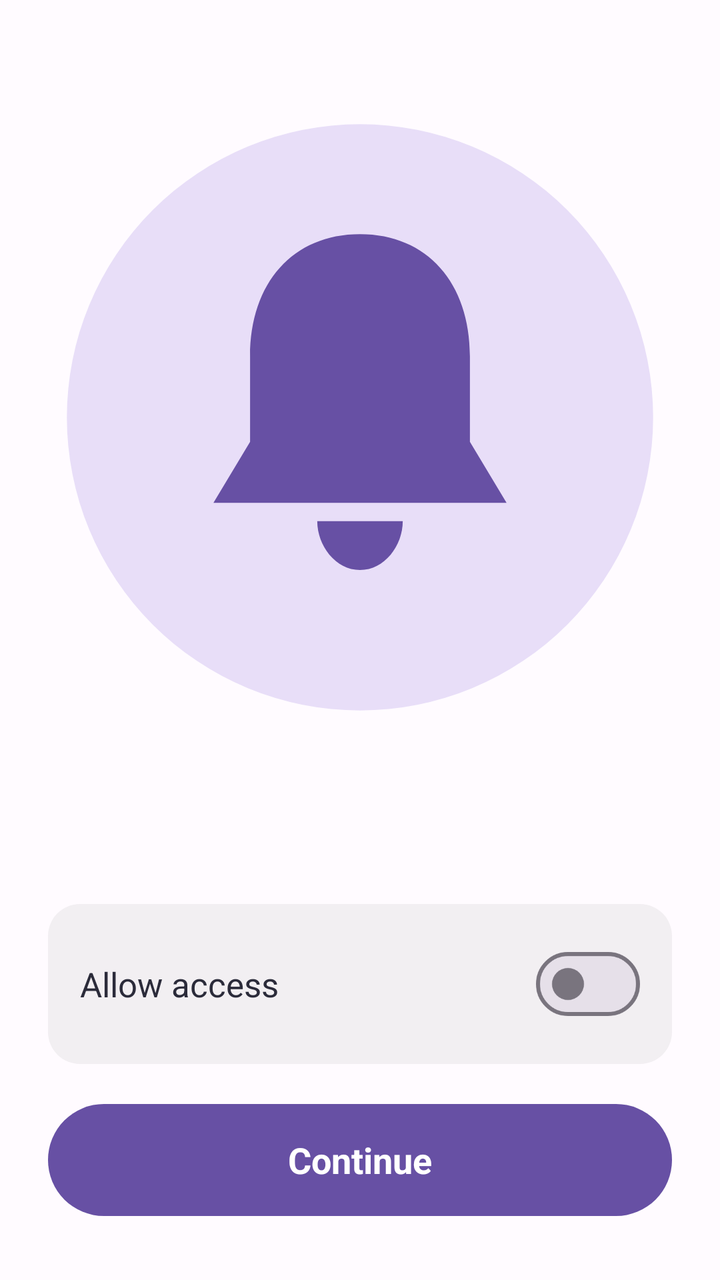
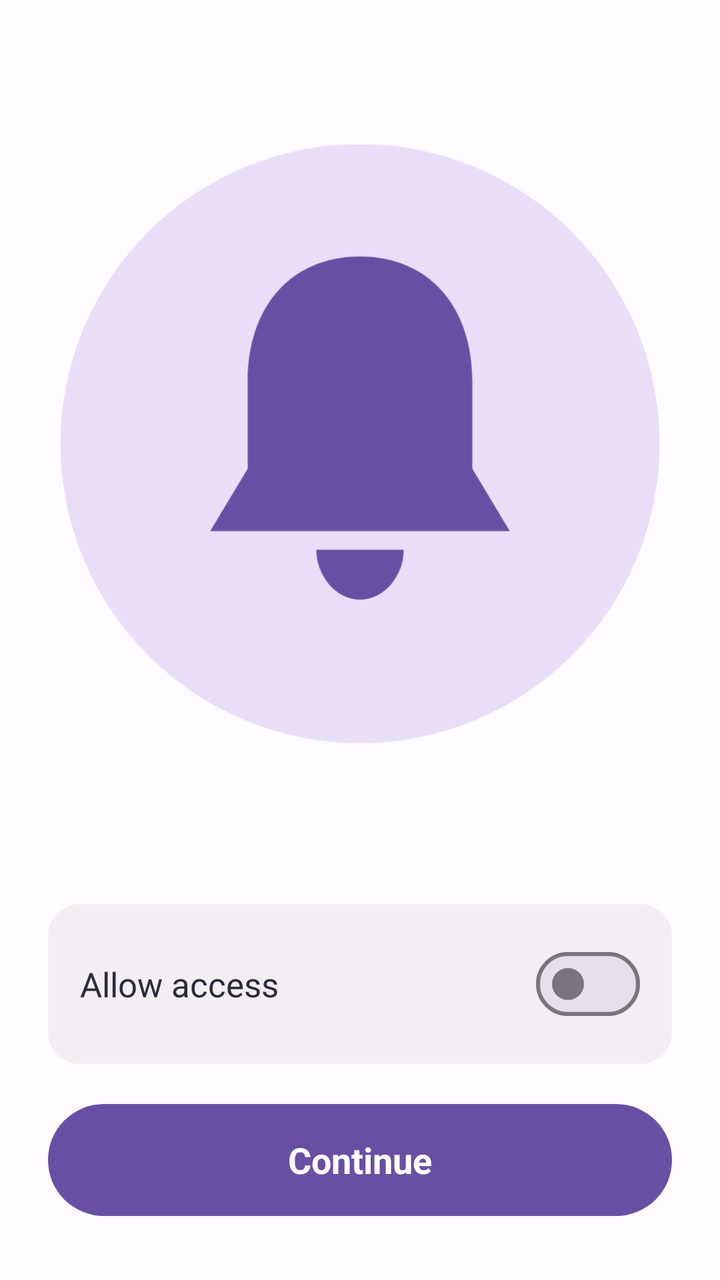

Two renders of the same Android screen: before a commit and after it. Below are the layout's source before the change and the commit's diff.
<!-- AndroidManifest.xml: application theme Theme.DepthWallpaper -->
<!-- res/layout/activity_permission.xml -->
<?xml version="1.0" encoding="utf-8"?>
<LinearLayout
    xmlns:android="http://schemas.android.com/apk/res/android"
        android:layout_width="match_parent"
        android:layout_height="match_parent"
        android:background="#FFFBFF"
        android:gravity="center_horizontal"
        android:orientation="vertical"
        >

        <include
        android:id="@+id/actionBar"
        layout="@layout/layout_actionbar"
        android:layout_width="match_parent"
        android:layout_height="wrap_content" />

        <ImageView
            android:layout_width="match_parent"
            android:layout_marginHorizontal="@dimen/dimension_24"
            android:layout_height="0dp"
            android:layout_marginVertical="@dimen/dimension_16"
            android:layout_weight="1"
            android:contentDescription="@null"
            android:src="@drawable/ic_permission" />

        <TextView
            android:id="@+id/permTitle"
            android:layout_width="match_parent"
            android:layout_marginHorizontal="@dimen/dimension_24"
            android:layout_height="wrap_content"
            android:gravity="center"
            android:textColor="#2B2B3A"
            android:textSize="@dimen/text_size_18"
            android:textStyle="bold" />

        <TextView
            android:id="@+id/permDesc"
            android:layout_width="match_parent"
            android:layout_marginHorizontal="@dimen/dimension_24"
            android:layout_height="wrap_content"
            android:layout_marginTop="@dimen/dimension_6"
            android:gravity="center"
            android:textColor="#5C5C6B"
            android:textSize="@dimen/text_size_15" />

        <LinearLayout
            android:id="@+id/rowPermission"
            android:layout_width="match_parent"
            android:layout_marginHorizontal="@dimen/dimension_24"
            android:layout_height="wrap_content"
            android:layout_marginTop="@dimen/dimension_24"
            android:background="@drawable/bg_card"
            android:gravity="center_vertical"
            android:orientation="horizontal"
            android:padding="@dimen/dimension_16">

            <TextView
                android:layout_width="0dp"
                android:layout_height="wrap_content"
                android:layout_weight="1"
                android:text="@string/permission_allow"
                android:textColor="#2B2B3A"
                android:textSize="@dimen/text_size_17" />

            <com.google.android.material.materialswitch.MaterialSwitch
                android:id="@+id/permSwitch"
                android:layout_width="wrap_content"
                android:layout_height="wrap_content"
                android:clickable="false" />
        </LinearLayout>

        <TextView
            android:id="@+id/btnContinue"
            android:layout_width="match_parent"
            android:layout_marginHorizontal="@dimen/dimension_24"
            android:layout_height="@dimen/dimension_56"
            android:layout_marginTop="@dimen/dimension_20"
            android:layout_marginBottom="@dimen/dimension_32"
            android:background="@drawable/bg_button"
            android:gravity="center"
            android:text="@string/continue_text"
            android:textColor="#FFFFFF"
            android:textSize="@dimen/text_size_18"
            android:textStyle="bold" />
    </LinearLayout>
<!-- res/layout/layout_actionbar.xml (included above) -->
<?xml version="1.0" encoding="utf-8"?>
<FrameLayout
    xmlns:android="http://schemas.android.com/apk/res/android"
    android:layout_width="match_parent"
    android:layout_marginTop="@dimen/dimension_20"
    android:layout_height="@dimen/dimension_65"
    android:paddingHorizontal="@dimen/dimension_16">

    <ImageView
        android:id="@+id/btnActionBarLeft"
        android:layout_width="@dimen/dimension_40"
        android:layout_height="@dimen/dimension_40"
        android:layout_gravity="center_vertical|start"
        android:background="?attr/selectableItemBackgroundBorderless"
        android:contentDescription="@null"
        android:padding="@dimen/dimension_8"
        android:src="@drawable/ic_back"
        android:visibility="invisible" />

    <TextView
        android:id="@+id/tvStart"
        android:layout_width="match_parent"
        android:layout_height="wrap_content"
        android:layout_gravity="center_vertical|start"
        android:layout_marginHorizontal="@dimen/dimension_16"
        android:ellipsize="marquee"
        android:gravity="start|center_vertical"
        android:singleLine="true"
        android:fontFamily="@font/righteous_regular"
        android:textColor="@color/black2"
        android:textSize="@dimen/text_size_20"
        android:textStyle="bold"
        android:visibility="gone" />

    <TextView
        android:id="@+id/tvCenter"
        android:layout_width="match_parent"
        android:layout_height="wrap_content"
        android:layout_gravity="center"
        android:layout_marginHorizontal="@dimen/dimension_56"
        android:ellipsize="marquee"
        android:fontFamily="@font/righteous_regular"
        android:gravity="center"
        android:singleLine="true"
        android:textColor="@color/black2"
        android:textSize="@dimen/text_size_22"
        android:textStyle="bold"
        android:visibility="gone" />

    <ImageView
        android:id="@+id/btnActionBarRight1"
        android:layout_width="@dimen/dimension_40"
        android:layout_height="@dimen/dimension_40"
        android:layout_gravity="center_vertical|end"
        android:layout_marginEnd="@dimen/dimension_48"
        android:background="?attr/selectableItemBackgroundBorderless"
        android:contentDescription="@null"
        android:padding="@dimen/dimension_6"
        android:visibility="gone" />

    <ImageView
        android:id="@+id/btnActionBarRight"
        android:layout_width="@dimen/dimension_40"
        android:layout_height="@dimen/dimension_40"
        android:layout_gravity="center_vertical|end"
        android:background="?attr/selectableItemBackgroundBorderless"
        android:contentDescription="@null"
        android:padding="@dimen/dimension_6"
        android:visibility="invisible" />
</FrameLayout>
<!-- resources referenced by this layout -->
<resources>
  <color name="black2">#404040</color>
  <dimen name="dimension_16">16dp</dimen>
  <dimen name="dimension_20">20dp</dimen>
  <dimen name="dimension_24">24dp</dimen>
  <dimen name="dimension_32">32dp</dimen>
  <dimen name="dimension_40">40dp</dimen>
  <dimen name="dimension_48">48dp</dimen>
  <dimen name="dimension_56">56dp</dimen>
  <dimen name="dimension_6">6dp</dimen>
  <dimen name="dimension_65">65dp</dimen>
  <dimen name="dimension_8">8dp</dimen>
  <dimen name="text_size_15">15sp</dimen>
  <dimen name="text_size_17">17sp</dimen>
  <dimen name="text_size_18">18sp</dimen>
  <dimen name="text_size_20">20sp</dimen>
  <dimen name="text_size_22">22sp</dimen>
  <!-- drawable bg_button (drawable) -->
  <?xml version="1.0" encoding="utf-8"?>
  <shape xmlns:android="http://schemas.android.com/apk/res/android" android:shape="rectangle">
      <solid android:color="#6750A4" />
      <corners android:radius="@dimen/dimension_28" />
  </shape>
  <!-- drawable bg_card (drawable) -->
  <?xml version="1.0" encoding="utf-8"?>
  <shape xmlns:android="http://schemas.android.com/apk/res/android" android:shape="rectangle">
      <solid android:color="#1A808080" />
      <corners android:radius="@dimen/dimension_16" />
  </shape>
  <!-- drawable ic_back (drawable) -->
  <?xml version="1.0" encoding="utf-8"?>
  <vector xmlns:android="http://schemas.android.com/apk/res/android"
      android:width="@dimen/dimension_24" android:height="@dimen/dimension_24" android:viewportWidth="24" android:viewportHeight="24">
      <path android:fillColor="#00000000" android:strokeColor="#2B2B3A" android:strokeWidth="2.2" android:strokeLineCap="round" android:strokeLineJoin="round" android:pathData="M15,5 L8,12 L15,19" />
  </vector>
  <!-- drawable ic_permission (drawable) -->
  <?xml version="1.0" encoding="utf-8"?>
  <vector xmlns:android="http://schemas.android.com/apk/res/android"
      android:width="@dimen/dimension_200" android:height="@dimen/dimension_200" android:viewportWidth="200" android:viewportHeight="200">
      <path android:fillColor="#E8DEF8" android:pathData="M100,100 m-96,0 a96,96 0 1,0 192,0 a96,96 0 1,0 -192,0 Z" />
      <path android:fillColor="#6750A4"
          android:pathData="M100,40 C78,40 64,56 64,80 L64,108 L52,128 H148 L136,108 L136,80 C136,56 122,40 100,40 Z" />
      <path android:fillColor="#6750A4" android:pathData="M86,134 H114 C114,142 108,150 100,150 C92,150 86,142 86,134 Z" />
  </vector>
  <string name="continue_text">Continue</string>
  <string name="permission_allow">Allow access</string>
  <style name="Theme.DepthWallpaper" parent="Theme.Material3.Light.NoActionBar">
          <item name="android:windowTranslucentStatus">false</item>
          <item name="android:windowDrawsSystemBarBackgrounds">true</item>
          <item name="android:statusBarColor">@android:color/transparent</item>
          <item name="android:navigationBarColor">@android:color/transparent</item>
          <item name="android:windowSoftInputMode">adjustResize</item>
          <item name="android:windowBackground">@color/white</item>
          <item name="android:windowIsTranslucent">false</item>
          <item name="android:windowDisablePreview">true</item>
      </style>
  <dimen name="dimension_28">28dp</dimen>
  <dimen name="dimension_200">200dp</dimen>
  <color name="white">#FFFFFFFF</color>
</resources>

<!-- the commit's change to res/layout/activity_permission.xml (unified diff, before → after) -->
@@ -33,15 +33,6 @@
             android:textSize="@dimen/text_size_18"
             android:textStyle="bold" />
 
-        <TextView
-            android:id="@+id/permDesc"
-            android:layout_width="match_parent"
-            android:layout_marginHorizontal="@dimen/dimension_24"
-            android:layout_height="wrap_content"
-            android:layout_marginTop="@dimen/dimension_6"
-            android:gravity="center"
-            android:textColor="#5C5C6B"
-            android:textSize="@dimen/text_size_15" />
 
         <LinearLayout
             android:id="@+id/rowPermission"
@@ -108,7 +99,6 @@
         android:layout_width="match_parent"
         android:layout_height="wrap_content"
         android:layout_gravity="center_vertical|start"
-        android:layout_marginHorizontal="@dimen/dimension_16"
         android:ellipsize="marquee"
         android:gravity="start|center_vertical"
         android:singleLine="true"
<!-- resource entries referenced after the edit -->
@@ -11,7 +11,6 @@
   <dimen name="dimension_6">6dp</dimen>
   <dimen name="dimension_65">65dp</dimen>
   <dimen name="dimension_8">8dp</dimen>
-  <dimen name="text_size_15">15sp</dimen>
   <dimen name="text_size_17">17sp</dimen>
   <dimen name="text_size_18">18sp</dimen>
   <dimen name="text_size_20">20sp</dimen>
